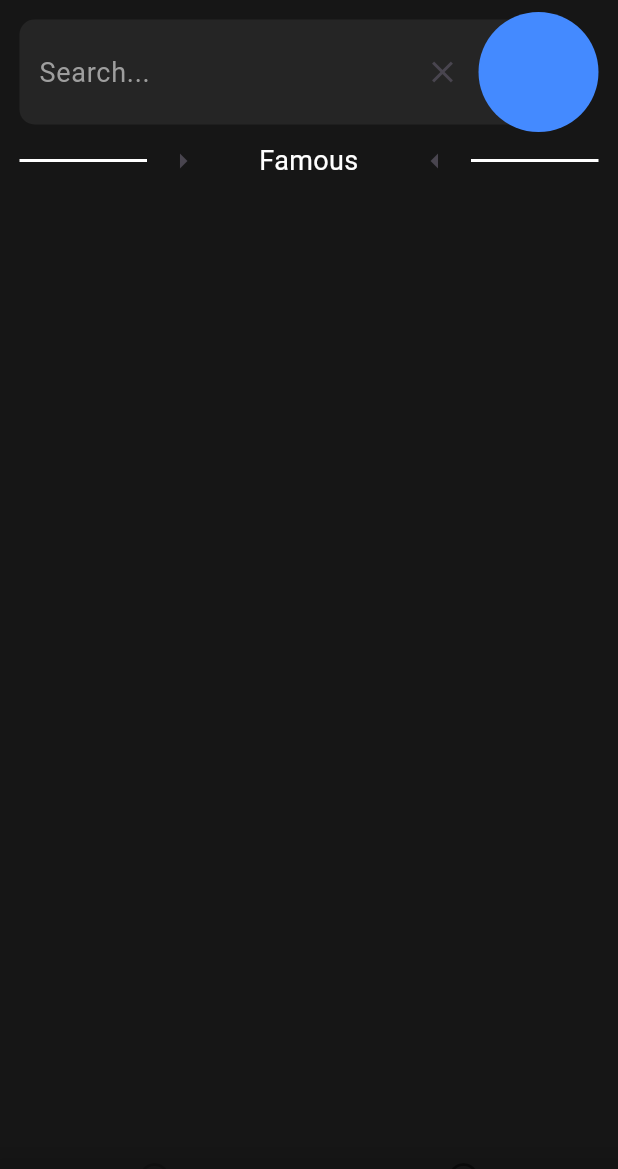
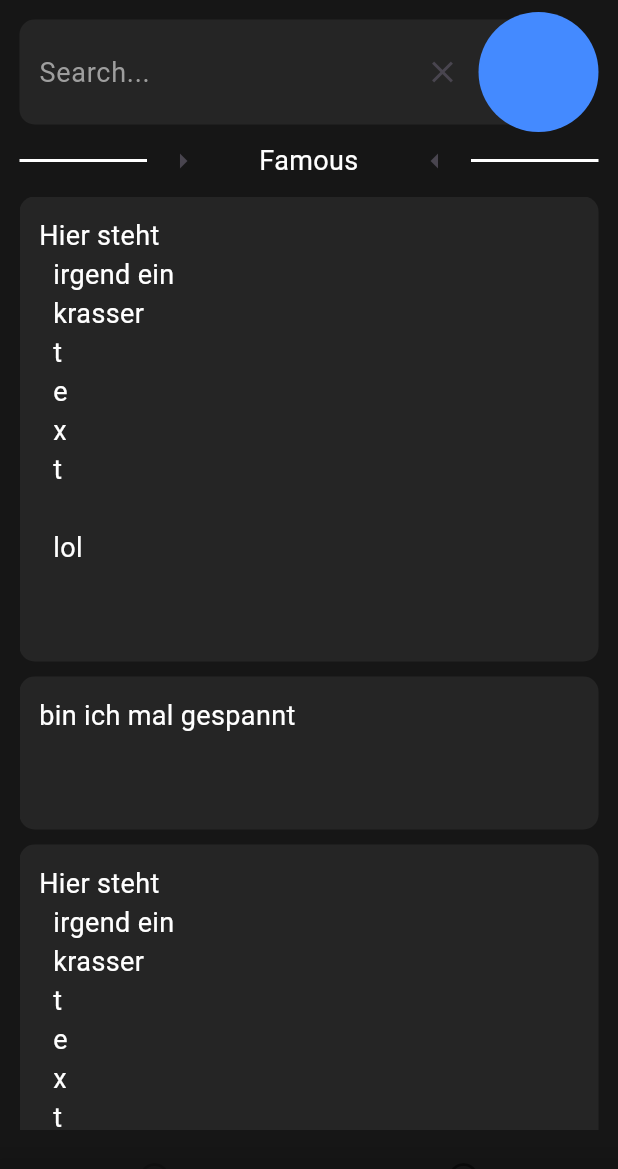
Before and after one commit to Raphael2b3/swarmintelligencemobile, a Flutter app: the screen it shows after launch, on a phone screen of 412 x 824 dp. Shown: the top 1169 px of the screen. Run offline on Flutter 3.47's test engine with Material 3 defaults, Android fonts, the phone set to English and light mode, and no system bars.

Commit message:
first steps for statement design

```diff
--- a/lib/searchbar.dart
+++ b/lib/searchbar.dart
@@ -49,7 +49,7 @@ class _SearchbarState extends State<Searchbar> {
         ),
         const SizedBox(
           width: 40,
-          height: 70,
+          height: 0,
           child: Stack(
             alignment: Alignment.centerRight,
             clipBehavior: Clip.none,
--- a/lib/searchpage.dart
+++ b/lib/searchpage.dart
@@ -2,6 +2,8 @@ import 'package:flutter/material.dart';
 import 'package:swarmintelligencemobile/cathegoryselector.dart';
 import 'package:swarmintelligencemobile/searchbar.dart';
 import 'package:swarmintelligencemobile/settingcircle.dart';
+
+import 'statement.dart';
 
 class SearchPage extends StatefulWidget {
   const SearchPage({Key? key}) : super(key: key);
@@ -20,7 +22,28 @@ class _SearchPageState extends State<SearchPage> {
     return Container(
       margin: const EdgeInsets.all(13),
       child: Column(
-        children: [Searchbar(onSearch), Cathegoryselector()],
+        children: [
+          Searchbar(onSearch),
+          const Cathegoryselector(),
+          Expanded(
+            child: ListView(
+              children: const [
+                Statement(),
+                Statement(text: "bin ich mal gespannt"),
+                Statement(),
+                Statement(text: "bin ich mal gespannt"),
+                Statement(),
+                Statement(text: "bin ich mal gespannt"),
+                Statement(),
+                Statement(text: "bin ich mal gespannt"),
+                Statement(),
+                Statement(text: "bin ich mal gespannt"),
+                Statement(),
+                Statement(text: "bin ich mal gespannt"),
+              ],
+            ),
+          )
+        ],
       ),
     );
   }
--- a/lib/statement.dart
+++ b/lib/statement.dart
@@ -1,7 +1,18 @@
 import 'package:flutter/material.dart';
 
 class Statement extends StatefulWidget {
-  const Statement({super.key});
+  final String text;
+  const Statement(
+      {super.key,
+      this.text = """Hier steht
+  irgend ein
+  krasser
+  t
+  e
+  x
+  t
+
+  lol"""});
 
   @override
   State<Statement> createState() => _StatementState();
@@ -10,6 +21,22 @@ class Statement extends StatefulWidget {
 class _StatementState extends State<Statement> {
   @override
   Widget build(BuildContext context) {
-    return const Placeholder();
+    return Container(
+      margin: const EdgeInsets.only(bottom: 10),
+      padding: const EdgeInsets.all(13),
+      alignment: Alignment.topLeft,
+      decoration: const BoxDecoration(
+          color: Color.fromRGBO(37, 37, 37, 1),
+          borderRadius: BorderRadius.all(Radius.circular(10))),
+      child: Column(
+        mainAxisAlignment: MainAxisAlignment.end,
+        children: [
+          Text(widget.text),
+          SizedBox(
+            height: 50,
+          )
+        ],
+      ),
+    );
   }
 }
```
